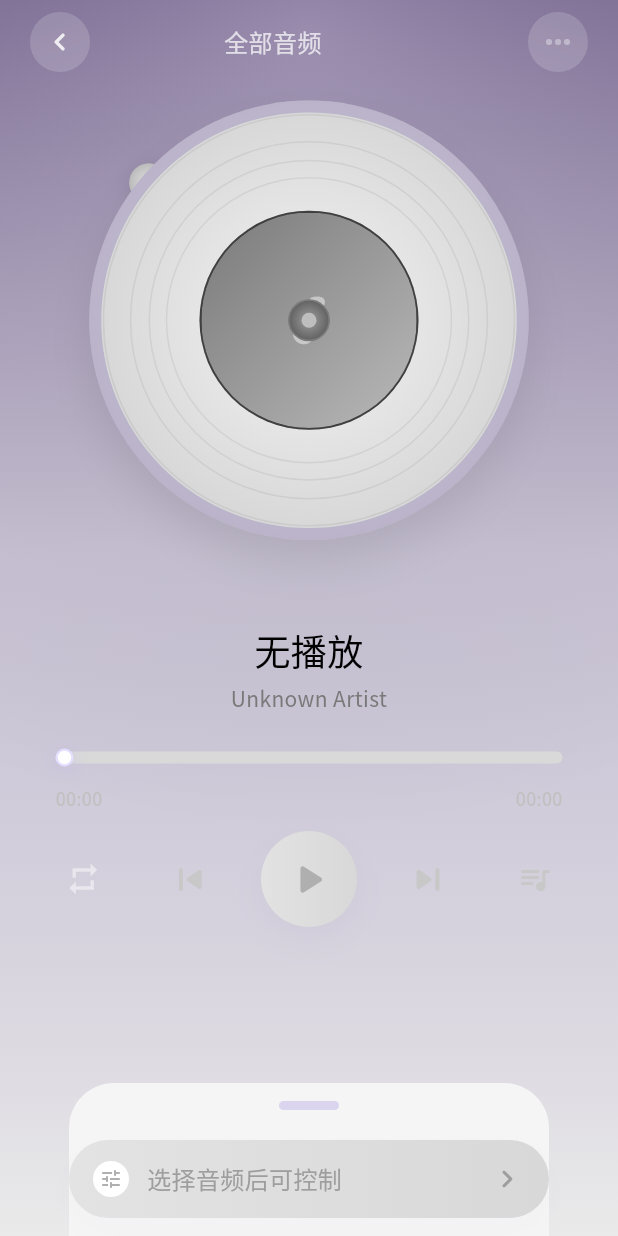
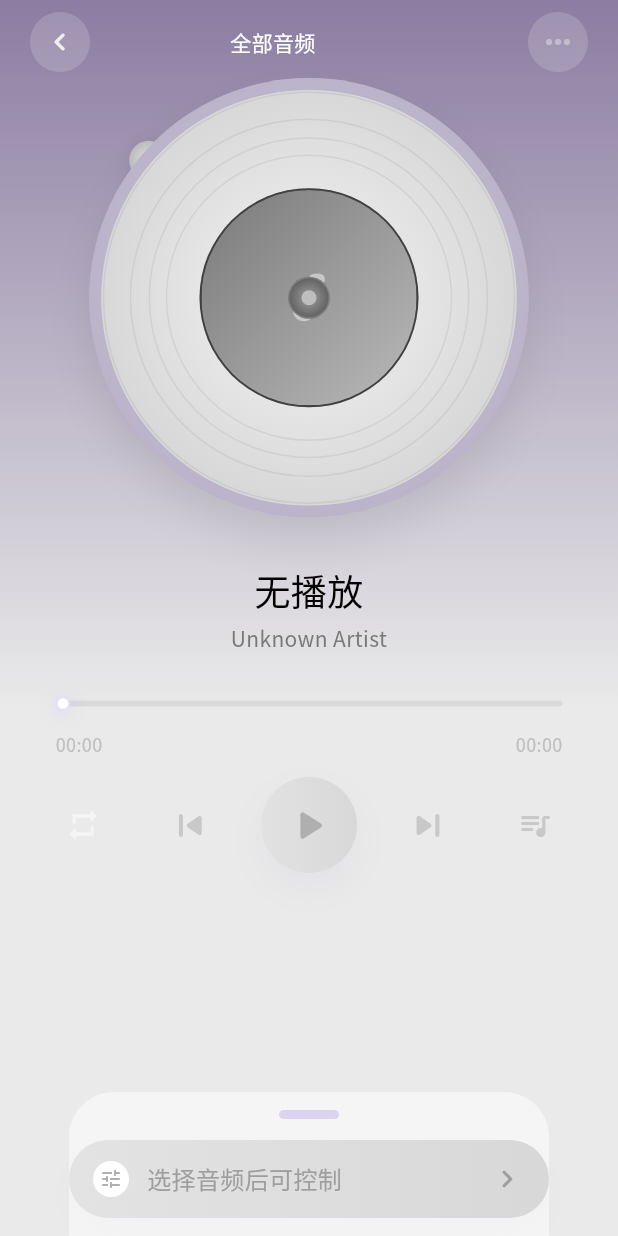
Before and after one commit to streamer-AP/coop, a Flutter app: the PlayerScreen screen opened by its route, on a phone screen of 412 x 824 dp. Run offline on Flutter 3.47's test engine with Material 3 defaults, Android fonts, the phone set to English and light mode, and no system bars; our stand-ins replace audio_service, dio, drift, file_picker, flutter_blue_plus, flutter_riverpod and 11 more; missing offline and left inert: audio_session; accounts and stored records are empty; generated files the repository leaves out were written again; Roboto replaces fonts that are missing (SourceHanSansCN); project files that could hold a hidden picture were left out.

Commit message:
fix: 播放器 Figma 高保真对齐 + 注册接口 code 兼容
- 播放器背景渐变改为 Figma 2-stop 规范 (0xB3634E83→0xB3EAEAEA, 596px)
- 移除多余 RadialGradient 叠加层
- 顶栏标题字号 16→14, 白色全不透明
- 唱片区域高度 340→310, 顶部间距 14→4
- SeekBar 轨道高度 8→4px, 圆点 12→10px
- 底部 Dock 手柄与按钮间距 20→14
- 注册接口 _postWithQuery 兼容 code==0 成功响应，修复"系统异常"

Co-Authored-By: Claude Opus 4.6 (1M context) <noreply@anthropic.com>

```diff
--- a/lib/features/auth/data/auth_repository_impl.dart
+++ b/lib/features/auth/data/auth_repository_impl.dart
@@ -194,7 +194,7 @@ class AuthRepositoryImpl implements AuthRepository {
       final json = await _apiClient.post(path, queryParameters: params);
       final code = json['code'] as int?;
 
-      if (code == 200) return json;
+      if (code == 200 || code == 0) return json;
 
       // Map server error codes to AuthException
       throw AuthException.fromServerError({
--- a/lib/features/resonance/presentation/screens/player_screen.dart
+++ b/lib/features/resonance/presentation/screens/player_screen.dart
@@ -77,12 +77,12 @@ class _PlayerScreenState extends ConsumerState<PlayerScreen>
                   hasSubtitle: hasSubtitle,
                   hasEntry: hasEntry,
                 ),
-                const SizedBox(height: 14),
+                const SizedBox(height: 4),
                 Expanded(
                   child: Column(
                     children: [
                       SizedBox(
-                        height: 340,
+                        height: 310,
                         child: Padding(
                           padding: const EdgeInsets.symmetric(horizontal: 20),
                           child:
@@ -102,7 +102,7 @@ class _PlayerScreenState extends ConsumerState<PlayerScreen>
                                 ? currentEntry!.artist!
                                 : 'Unknown Artist',
                       ),
-                      const SizedBox(height: 20),
+                      const SizedBox(height: 24),
                       const Padding(
                         padding: EdgeInsets.symmetric(horizontal: 37),
                         child: SeekBar(),
@@ -139,6 +139,7 @@ class _PlayerScreenState extends ConsumerState<PlayerScreen>
       child: Stack(
         fit: StackFit.expand,
         children: [
+          const ColoredBox(color: Color(0xFFEAEAEA)),
           if (coverPath != null)
             ImageFiltered(
               imageFilter: ImageFilter.blur(sigmaX: 24, sigmaY: 24),
@@ -148,29 +149,20 @@ class _PlayerScreenState extends ConsumerState<PlayerScreen>
                 errorBuilder: (_, __, ___) => const SizedBox.expand(),
               ),
             ),
-          Container(
+          Align(
+            alignment: Alignment.topCenter,
+            child: Container(
+              height: 596,
               decoration: const BoxDecoration(
                 gradient: LinearGradient(
                   begin: Alignment.topCenter,
                   end: Alignment.bottomCenter,
                   colors: [
-                  Color(0xCC634E83),
-                  Color(0x99B4AAC8),
-                  Color(0xFFEAEAEA),
+                    Color(0xB3634E83),
+                    Color(0xB3EAEAEA),
                   ],
-                stops: [0.0, 0.45, 1.0],
+                  stops: [0.0, 0.79328],
                 ),
-            ),
-          ),
-          DecoratedBox(
-            decoration: BoxDecoration(
-              gradient: RadialGradient(
-                center: const Alignment(0, -0.95),
-                radius: 1.3,
-                colors: [
-                  Colors.white.withValues(alpha: 0.18),
-                  Colors.transparent,
-                ],
               ),
             ),
           ),
@@ -199,10 +191,10 @@ class _PlayerScreenState extends ConsumerState<PlayerScreen>
               maxLines: 1,
               overflow: TextOverflow.ellipsis,
               textAlign: TextAlign.center,
-              style: TextStyle(
-                fontSize: 16,
+              style: const TextStyle(
+                fontSize: 14,
                 fontWeight: FontWeight.w500,
-                color: Colors.white.withValues(alpha: 0.72),
+                color: Colors.white,
               ),
             ),
           ),
@@ -530,7 +522,7 @@ class _PlayerScreenState extends ConsumerState<PlayerScreen>
               borderRadius: BorderRadius.circular(6),
             ),
           ),
-          const SizedBox(height: 20),
+          const SizedBox(height: 14),
           GestureDetector(
             onTap: hasEntry ? _openControlPanel : null,
             child: Container(
--- a/lib/features/resonance/presentation/widgets/seek_bar.dart
+++ b/lib/features/resonance/presentation/widgets/seek_bar.dart
@@ -75,7 +75,7 @@ class _SeekBarState extends ConsumerState<SeekBar> {
                   alignment: Alignment.centerLeft,
                   children: [
                     Container(
-                      height: 8,
+                      height: 4,
                       decoration: BoxDecoration(
                         color: const Color(0xFFD9D9D9),
                         borderRadius: BorderRadius.circular(6),
@@ -84,7 +84,7 @@ class _SeekBarState extends ConsumerState<SeekBar> {
                     FractionallySizedBox(
                       widthFactor: effectiveProgress,
                       child: Container(
-                        height: 8,
+                        height: 4,
                         decoration: BoxDecoration(
                           gradient: const LinearGradient(
                             colors: [Color(0xFF605591), Color(0xFFC5B8FF)],
@@ -94,10 +94,10 @@ class _SeekBarState extends ConsumerState<SeekBar> {
                       ),
                     ),
                     Positioned(
-                      left: (knobOffset - 6).clamp(0.0, width - 12),
+                      left: (knobOffset - 5).clamp(0.0, width - 10),
                       child: Container(
-                        width: 12,
-                        height: 12,
+                        width: 10,
+                        height: 10,
                         decoration: BoxDecoration(
                           shape: BoxShape.circle,
                           color: Colors.white,
```
Lines whose indentation alone changed are shown as unchanged.
